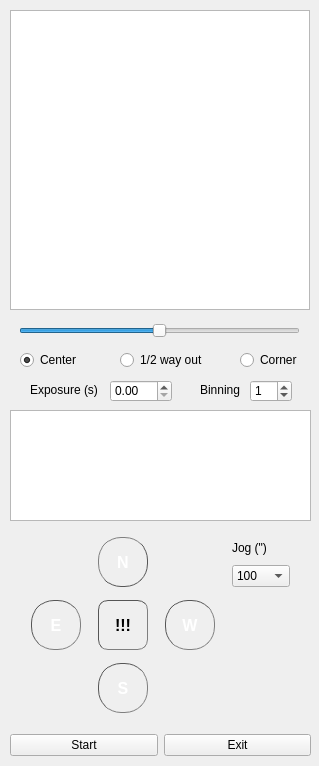
First picture: the form in PyFocus/PyFocus.ui, repository ColibriKBO/ColibriObservatory, before the edit.
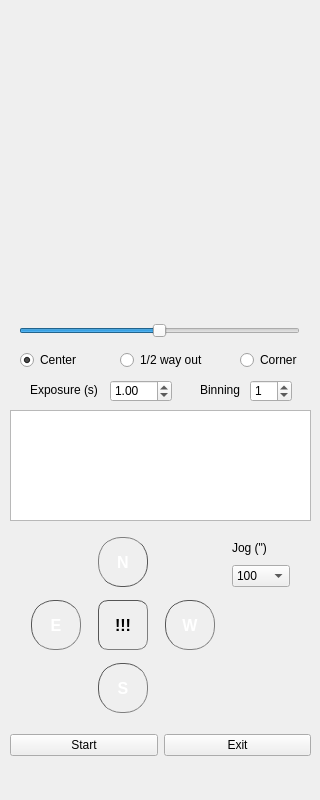
Second picture: the form after the edit. Custom widgets are drawn as their Qt base class.

What changed in the file:
```diff
--- a/PyFocus/PyFocus.ui
+++ b/PyFocus/PyFocus.ui
@@ -6,8 +6,8 @@
    <rect>
     <x>0</x>
     <y>0</y>
-    <width>319</width>
-    <height>766</height>
+    <width>320</width>
+    <height>800</height>
    </rect>
   </property>
   <property name="sizePolicy">
@@ -16,20 +16,22 @@
     <verstretch>0</verstretch>
    </sizepolicy>
   </property>
+  <property name="minimumSize">
+   <size>
+    <width>320</width>
+    <height>800</height>
+   </size>
+  </property>
+  <property name="maximumSize">
+   <size>
+    <width>320</width>
+    <height>800</height>
+   </size>
+  </property>
   <property name="windowTitle">
    <string>PyFocus</string>
   </property>
   <widget class="QWidget" name="centralwidget">
-   <widget class="QGraphicsView" name="ImageView">
-    <property name="geometry">
-     <rect>
-      <x>10</x>
-      <y>10</y>
-      <width>300</width>
-      <height>300</height>
-     </rect>
-    </property>
-   </widget>
    <widget class="QDoubleSpinBox" name="Exposure_spinbox">
     <property name="geometry">
      <rect>
@@ -39,6 +41,9 @@
       <height>22</height>
      </rect>
     </property>
+    <property name="value">
+     <double>1.000000000000000</double>
+    </property>
    </widget>
    <widget class="QLabel" name="label">
     <property name="geometry">
@@ -156,7 +161,18 @@
      <number>2</number>
     </property>
    </widget>
-   <widget class="QWidget" name="">
+   <widget class="QWidget" name="gridLayoutWidget">
+    <property name="geometry">
+     <rect>
+      <x>10</x>
+      <y>10</y>
+      <width>301</width>
+      <height>301</height>
+     </rect>
+    </property>
+    <layout class="QGridLayout" name="Focus_layout"/>
+   </widget>
+   <widget class="QWidget" name="layoutWidget">
     <property name="geometry">
      <rect>
       <x>10</x>
@@ -182,7 +198,7 @@
      </item>
     </layout>
    </widget>
-   <widget class="QWidget" name="">
+   <widget class="QWidget" name="layoutWidget">
     <property name="geometry">
      <rect>
       <x>20</x>
@@ -521,6 +537,13 @@
    </widget>
   </widget>
  </widget>
+ <customwidgets>
+  <customwidget>
+   <class>PlotWidget</class>
+   <extends>QGraphicsView</extends>
+   <header>pyqtgraph</header>
+  </customwidget>
+ </customwidgets>
  <resources/>
  <connections/>
  <designerdata>
```
Left out of the diff: 47 changed lines with no effect on the pictures.
